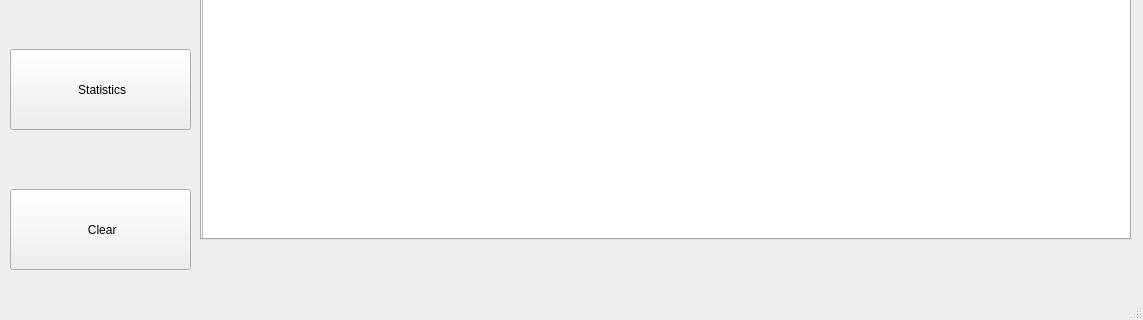
Old version of the form scripts/Qt/main.ui in the repository tahiri-lab/iPhyloGeo_plus_plus; both pictures show x 0 to 1143 and y 350 to 670 of the 1143 by 670 pixel window.
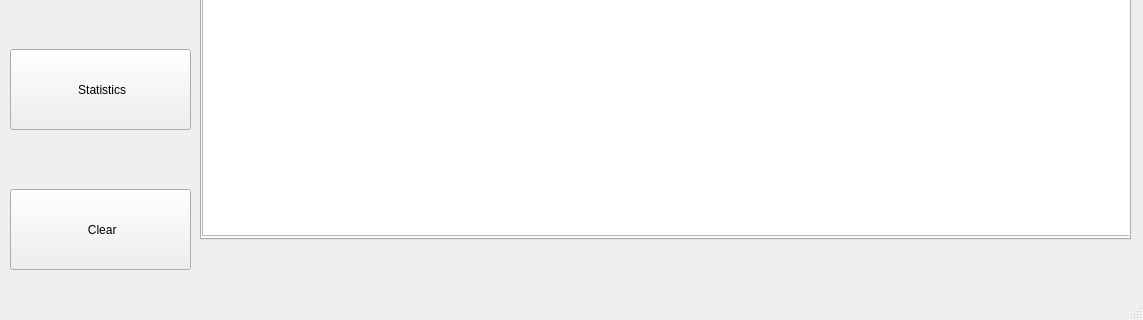
New version of the form. The open tabs and pages were chosen to show the change. Icons and pictures are not drawn.

Diff of the .ui file:
```diff
--- a/scripts/Qt/main.ui
+++ b/scripts/Qt/main.ui
@@ -2389,9 +2389,15 @@
            <x>0</x>
            <y>0</y>
            <width>931</width>
-           <height>461</height>
+           <height>431</height>
           </rect>
          </property>
+         <property name="minimumSize">
+          <size>
+           <width>931</width>
+           <height>0</height>
+          </size>
+         </property>
         </widget>
        </widget>
        <widget class="QWidget" name="resultStatTab">
```
Left out of the diff: 6 changed lines with no effect on the pictures.
